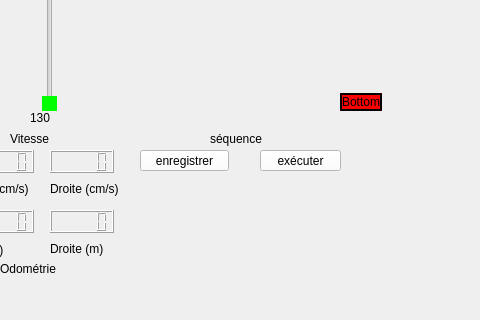
Qt form mainwindow.ui (monsieur7/robotProjet) before a commit; both pictures show x 650 to 1130 and y 306 to 626 of the 1453 by 745 pixel window.
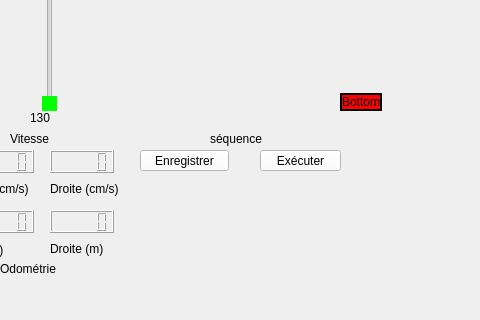
The same form after that commit. Icons and pictures are not drawn.

The edit to the form file:
```diff
--- a/mainwindow.ui
+++ b/mainwindow.ui
@@ -591,7 +591,7 @@
      <string notr="true">background-color : rgb(255, 255, 255);</string>
     </property>
     <property name="text">
-     <string>enregistrer</string>
+     <string>Enregistrer</string>
     </property>
    </widget>
    <widget class="QPushButton" name="executer">
@@ -607,7 +607,7 @@
      <string notr="true">background-color : rgb(255, 255, 255);</string>
     </property>
     <property name="text">
-     <string>exécuter</string>
+     <string>Exécuter</string>
     </property>
    </widget>
    <widget class="QLabel" name="label_10">
```
